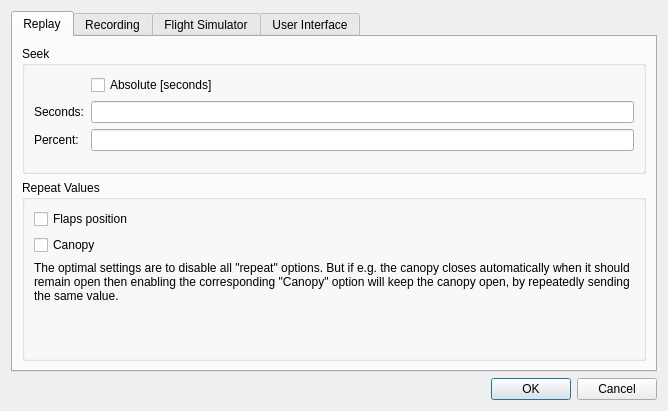
Above: src/UserInterface/src/Dialog/SettingsDialog.ui from till213/SkyDolly before the change. Below: the same form after it.
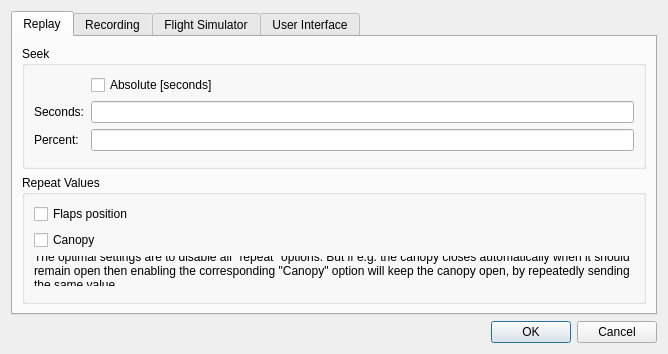
That is the form after the change.

Commit message:
Dialog shortcuts now close the dialog when pressed again
- TODO: DRY: "centrally" define the shortcut key (also for the
corresponding QActions)

What changed in the file:
```diff
--- a/src/UserInterface/src/Dialog/SettingsDialog.ui
+++ b/src/UserInterface/src/Dialog/SettingsDialog.ui
@@ -7,7 +7,7 @@
     <x>0</x>
     <y>0</y>
     <width>664</width>
-    <height>411</height>
+    <height>347</height>
    </rect>
   </property>
   <property name="windowTitle">
@@ -98,7 +98,7 @@
             <property name="minimumSize">
              <size>
               <width>600</width>
-              <height>0</height>
+              <height>28</height>
              </size>
             </property>
             <property name="text">
```
The commit also changes 6 other files.
